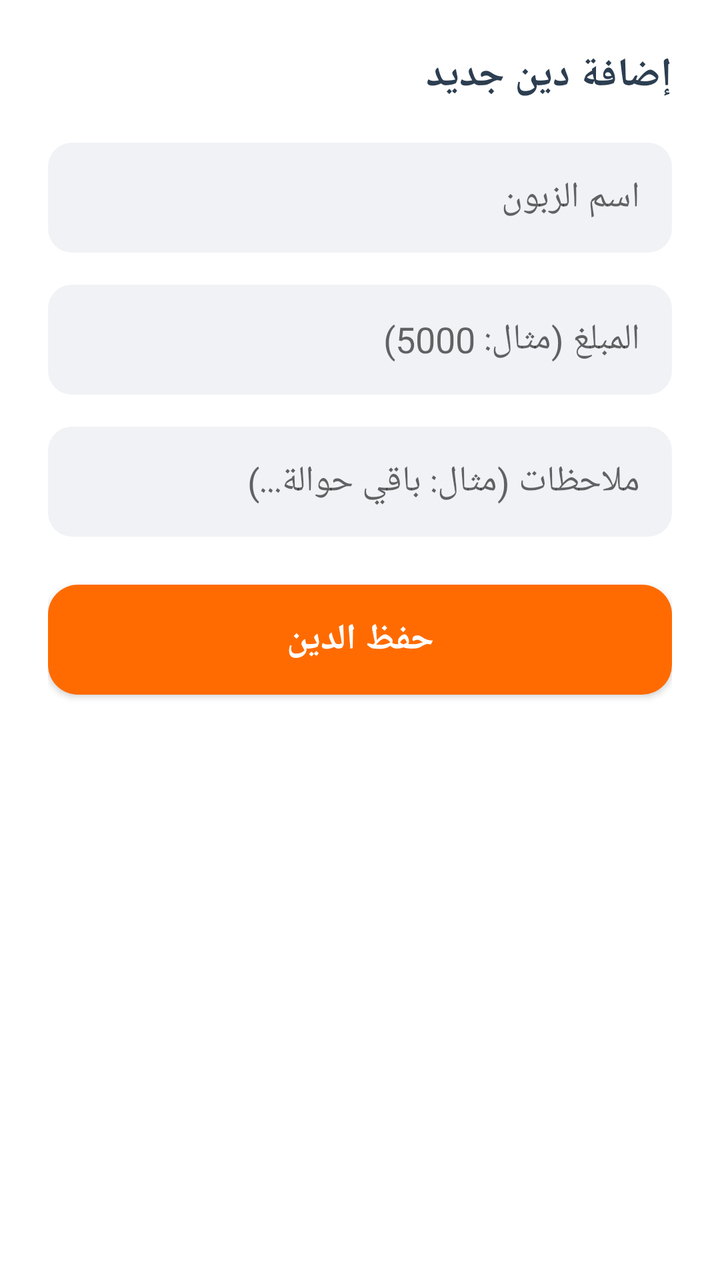
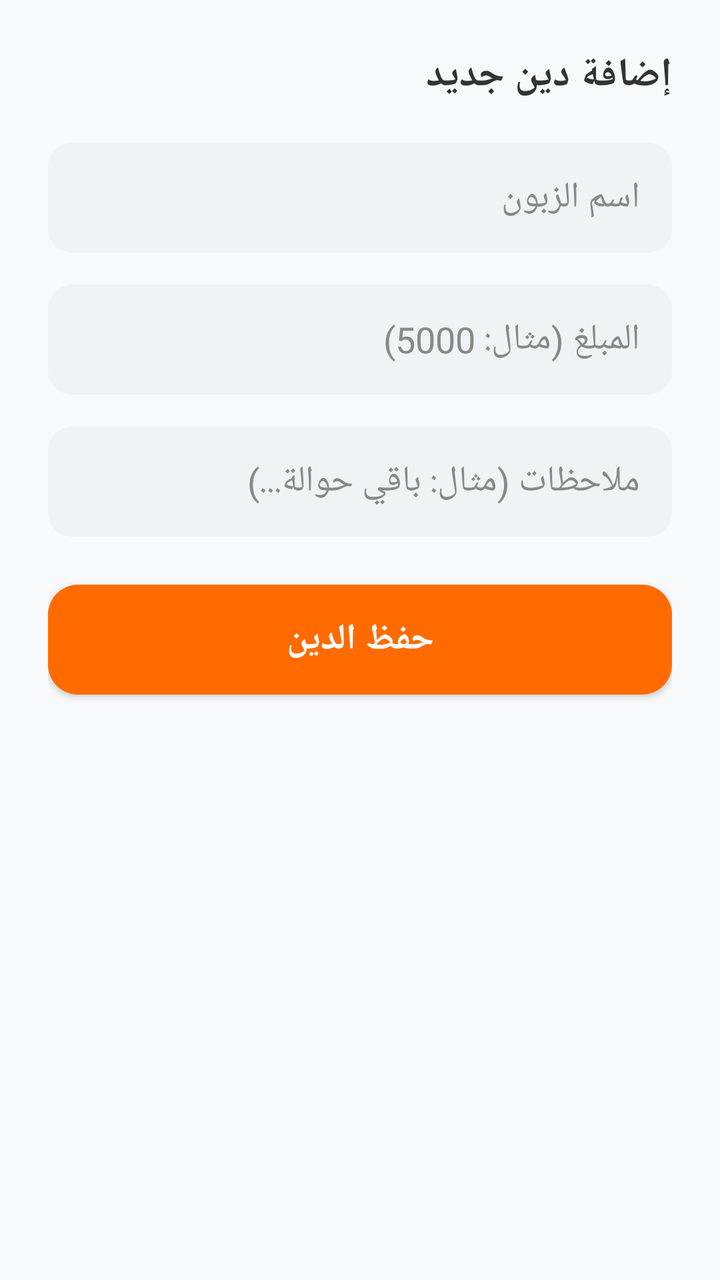

Compare the two renders of this Android layout. The source of the first and the diff that turns it into the second are given below.
<!-- AndroidManifest.xml: application theme Theme.TransferApp -->
<!-- res/layout/dialog_add_debt.xml -->
<?xml version="1.0" encoding="utf-8"?>
<LinearLayout xmlns:android="http://schemas.android.com/apk/res/android"
    android:layout_width="match_parent"
    android:layout_height="wrap_content"
    android:orientation="vertical"
    android:layoutDirection="rtl"
    android:padding="24dp"
    android:background="#FFFFFF">

    <TextView
        android:layout_width="wrap_content"
        android:layout_height="wrap_content"
        android:text="إضافة دين جديد"
        android:textSize="20sp"
        android:textStyle="bold"
        android:textColor="#2C3E50"
        android:layout_marginBottom="20dp"/>

    <EditText
        android:id="@+id/input_debt_name"
        android:layout_width="match_parent"
        android:layout_height="55dp"
        android:background="@drawable/bg_input_gray"
        android:hint="اسم الزبون"
        android:paddingStart="16dp"
        android:paddingEnd="16dp"
        android:textColor="#333333"
        android:layout_marginBottom="16dp"/>

    <EditText
        android:id="@+id/input_debt_amount"
        android:layout_width="match_parent"
        android:layout_height="55dp"
        android:background="@drawable/bg_input_gray"
        android:inputType="number"
        android:hint="المبلغ (مثال: 5000)"
        android:paddingStart="16dp"
        android:paddingEnd="16dp"
        android:textColor="#333333"
        android:layout_marginBottom="16dp"/>

    <EditText
        android:id="@+id/input_debt_note"
        android:layout_width="match_parent"
        android:layout_height="55dp"
        android:background="@drawable/bg_input_gray"
        android:hint="ملاحظات (مثال: باقي حوالة...)"
        android:paddingStart="16dp"
        android:paddingEnd="16dp"
        android:textColor="#333333"
        android:layout_marginBottom="24dp"/>

    <androidx.appcompat.widget.AppCompatButton
        android:id="@+id/btn_confirm_debt"
        android:layout_width="match_parent"
        android:layout_height="55dp"
        android:text="حفظ الدين"
        android:textSize="18sp"
        android:textStyle="bold"
        android:background="@drawable/bg_rounded_orange"
        android:textColor="#FFFFFF" />
</LinearLayout>
<!-- resources referenced by this layout -->
<resources>
  <!-- drawable bg_input_gray (drawable) -->
  ﻿<?xml version="1.0" encoding="utf-8"?><shape xmlns:android="http://schemas.android.com/apk/res/android" android:shape="rectangle"><solid android:color="@color/colorInput" /><corners android:radius="12dp" /></shape>
  <!-- drawable bg_rounded_orange (drawable) -->
  ﻿<?xml version="1.0" encoding="utf-8"?><shape xmlns:android="http://schemas.android.com/apk/res/android" android:shape="rectangle"><solid android:color="@color/colorPrimary" /><corners android:radius="15dp" /></shape>
  <style name="Theme.TransferApp" parent="Theme.AppCompat.DayNight.NoActionBar">
          <item name="colorPrimary">@color/colorPrimary</item>
          <item name="colorPrimaryDark">@color/colorPrimaryDark</item>
          <item name="colorAccent">@color/colorAccent</item>
          <item name="colorControlActivated">@color/colorPrimary</item>
      </style>
  <color name="colorInput">#F0F2F5</color>
  <color name="colorPrimary">#FF6B00</color>
  <color name="colorPrimaryDark">#E65100</color>
  <color name="colorAccent">#4CAF50</color>
</resources>

<!-- the commit's change to res/layout/dialog_add_debt.xml (unified diff, before → after) -->
@@ -5,7 +5,7 @@
     android:orientation="vertical"
     android:layoutDirection="rtl"
     android:padding="24dp"
-    android:background="#FFFFFF">
+    android:background="@color/colorBackground">
 
     <TextView
         android:layout_width="wrap_content"
@@ -13,7 +13,7 @@
         android:text="إضافة دين جديد"
         android:textSize="20sp"
         android:textStyle="bold"
-        android:textColor="#2C3E50"
+        android:textColor="@color/colorTextPrimary"
         android:layout_marginBottom="20dp"/>
 
     <EditText
@@ -24,7 +24,8 @@
         android:hint="اسم الزبون"
         android:paddingStart="16dp"
         android:paddingEnd="16dp"
-        android:textColor="#333333"
+        android:textColor="@color/colorTextPrimary"
+        android:textColorHint="@color/colorHint"
         android:layout_marginBottom="16dp"/>
 
     <EditText
@@ -36,7 +37,8 @@
         android:hint="المبلغ (مثال: 5000)"
         android:paddingStart="16dp"
         android:paddingEnd="16dp"
-        android:textColor="#333333"
+        android:textColor="@color/colorTextPrimary"
+        android:textColorHint="@color/colorHint"
         android:layout_marginBottom="16dp"/>
 
     <EditText
@@ -47,7 +49,8 @@
         android:hint="ملاحظات (مثال: باقي حوالة...)"
         android:paddingStart="16dp"
         android:paddingEnd="16dp"
-        android:textColor="#333333"
+        android:textColor="@color/colorTextPrimary"
+        android:textColorHint="@color/colorHint"
         android:layout_marginBottom="24dp"/>
 
     <androidx.appcompat.widget.AppCompatButton
@@ -58,5 +61,5 @@
         android:textSize="18sp"
         android:textStyle="bold"
         android:background="@drawable/bg_rounded_orange"
-        android:textColor="#FFFFFF" />
+        android:textColor="@color/colorTextOnPrimary" />
 </LinearLayout>
<!-- resource entries referenced after the edit -->
@@ -1,5 +1,9 @@
 <!-- resources referenced by this layout -->
 <resources>
+  <color name="colorBackground">#F8F9FA</color>
+  <color name="colorHint">#888888</color>
+  <color name="colorTextOnPrimary">#FFFFFF</color>
+  <color name="colorTextPrimary">#333333</color>
   <!-- drawable bg_input_gray (drawable) -->
   ﻿<?xml version="1.0" encoding="utf-8"?><shape xmlns:android="http://schemas.android.com/apk/res/android" android:shape="rectangle"><solid android:color="@color/colorInput" /><corners android:radius="12dp" /></shape>
   <!-- drawable bg_rounded_orange (drawable) -->
